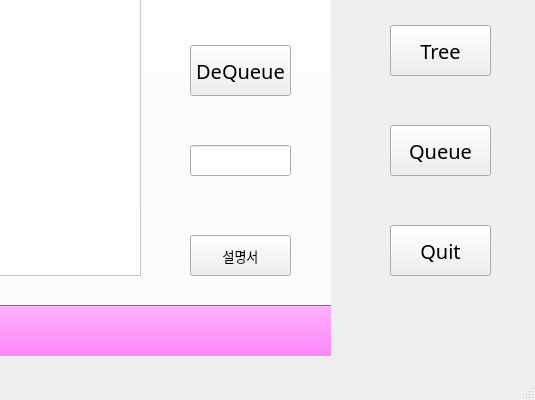
Above: Data_Structure_GUI/GUI_for_Data_Structure.ui from MoonSeoJun/Data-Structure-GUI-Project before the change; both pictures show x 570 to 1105 and y 245 to 645 of the 1105 by 645 pixel window. Below: the same form after it.
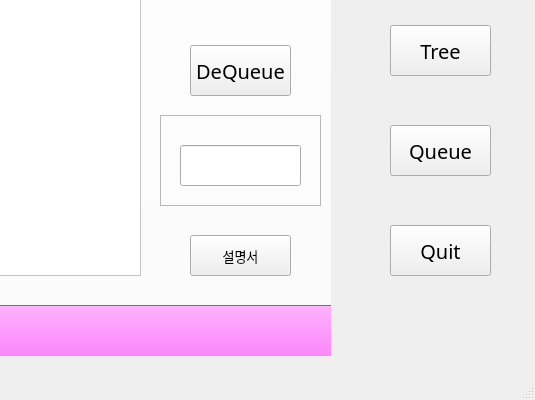
That is the form after the change. The open tabs and pages were chosen to show the change.

```diff
--- a/Data_Structure_GUI/GUI_for_Data_Structure.ui
+++ b/Data_Structure_GUI/GUI_for_Data_Structure.ui
@@ -1065,12 +1065,23 @@
      <widget class="QLineEdit" name="Queue_delete_Edit">
       <property name="geometry">
        <rect>
-        <x>760</x>
+        <x>750</x>
         <y>390</y>
-        <width>101</width>
-        <height>31</height>
+        <width>121</width>
+        <height>41</height>
        </rect>
       </property>
+      <property name="font">
+       <font>
+        <family>Gill Sans MT</family>
+        <pointsize>10</pointsize>
+        <weight>75</weight>
+        <bold>true</bold>
+       </font>
+      </property>
+      <property name="alignment">
+       <set>Qt::AlignCenter</set>
+      </property>
      </widget>
      <widget class="QPushButton" name="Queue_explain">
       <property name="geometry">
@@ -1153,6 +1164,22 @@
        <string>Queue</string>
       </property>
      </widget>
+     <widget class="QFrame" name="frame_2">
+      <property name="geometry">
+       <rect>
+        <x>730</x>
+        <y>360</y>
+        <width>161</width>
+        <height>91</height>
+       </rect>
+      </property>
+      <property name="frameShape">
+       <enum>QFrame::StyledPanel</enum>
+      </property>
+      <property name="frameShadow">
+       <enum>QFrame::Raised</enum>
+      </property>
+     </widget>
     </widget>
    </widget>
    <widget class="QPushButton" name="Queue_page_button">
```
Left out of the diff: 200 changed lines with no effect on the pictures.
